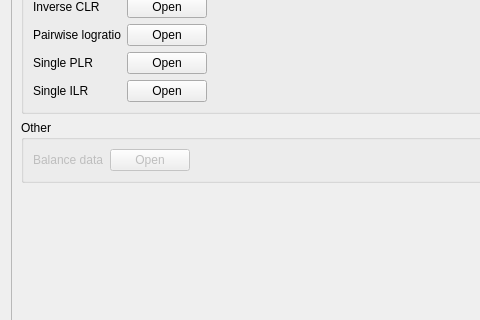
Old version of the form eis_qgis_plugin/resources/ui/modeling/data_preparation.ui in the repository GispoCoding/eis_qgis_plugin; both pictures show x 0 to 480 and y 444 to 764 of the 673 by 903 pixel window.
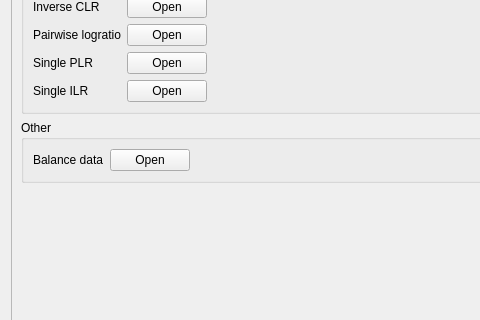
New version of the form.

Diff of the .ui file:
```diff
--- a/eis_qgis_plugin/resources/ui/modeling/data_preparation.ui
+++ b/eis_qgis_plugin/resources/ui/modeling/data_preparation.ui
@@ -334,7 +334,7 @@
             <item row="0" column="0">
              <widget class="QLabel" name="label_2">
               <property name="enabled">
-               <bool>false</bool>
+               <bool>true</bool>
               </property>
               <property name="text">
                <string>Balance data</string>
@@ -344,7 +344,7 @@
             <item row="0" column="1">
              <widget class="QPushButton" name="open_balance_data_btn">
               <property name="enabled">
-               <bool>false</bool>
+               <bool>true</bool>
               </property>
               <property name="text">
                <string>Open</string>
```
